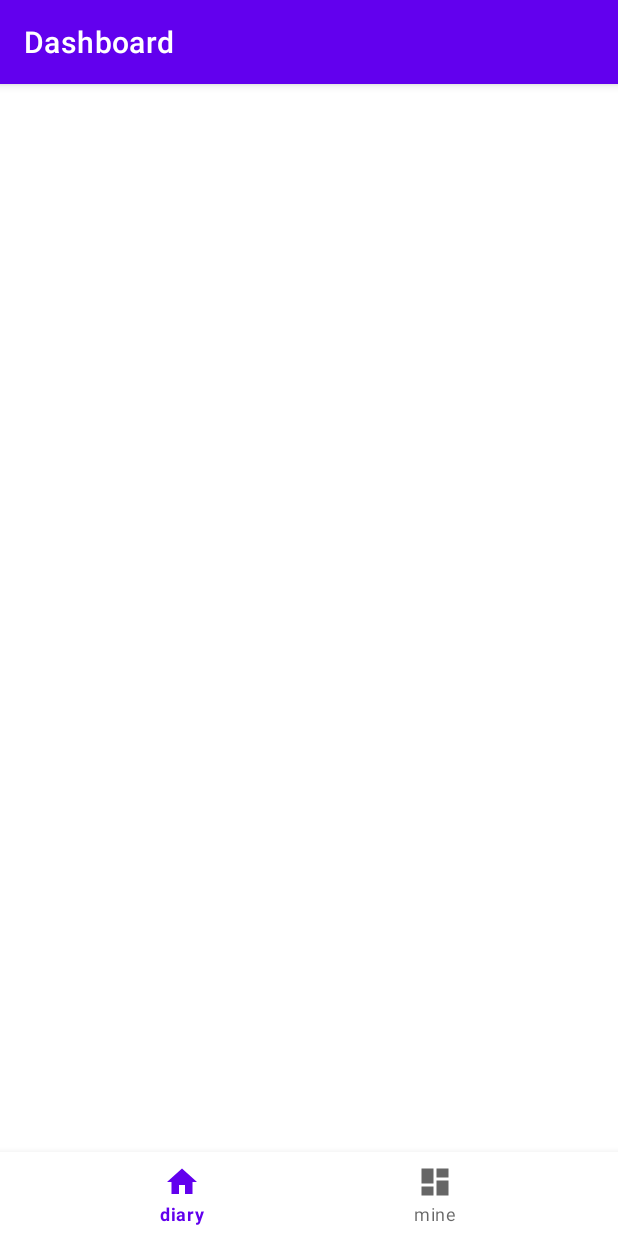
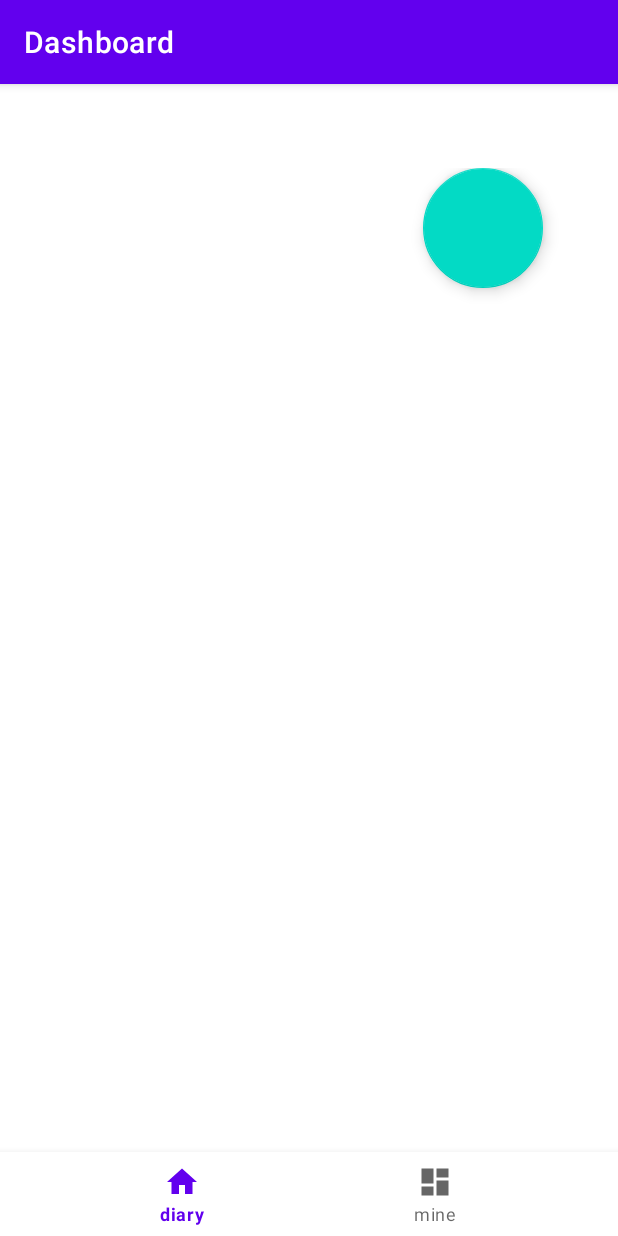
Before and after one commit to zhangkaibin0921/Cloud-notepad, an Android app: the screen it shows after launch (MainActivity), on a phone screen of 412 x 824 dp. Run offline under Robolectric (Android 15) with nearby library versions, the phone set to English and light mode, and no system bars; our stand-ins replace navigation-ui.

Commit message:
测试机器人

```diff
--- a/app/src/main/res/layout/fragment_diary.xml
+++ b/app/src/main/res/layout/fragment_diary.xml
@@ -7,6 +7,17 @@
     android:orientation="vertical"
     tools:context=".ui.diary.DiaryFragment">
 
+    <com.google.android.material.floatingactionbutton.FloatingActionButton
+        android:id="@+id/fbtn1"
+        android:layout_width="130dp"
+        android:layout_height="80dp"
+        android:layout_gravity="bottom|end|right"
+        android:layout_marginEnd="50dp"
+        android:layout_marginRight="58dp"
+        android:layout_marginBottom="92dp"
+        android:clickable="true"
+        tools:srcCompat="@drawable/add" />
+
 
 
 
```
Also changed, not shown: app/src/main/java/cn/edu/henu/myapplication/ui/diary/DiaryFragment.java (line endings or trailing spaces), 2 other files.
